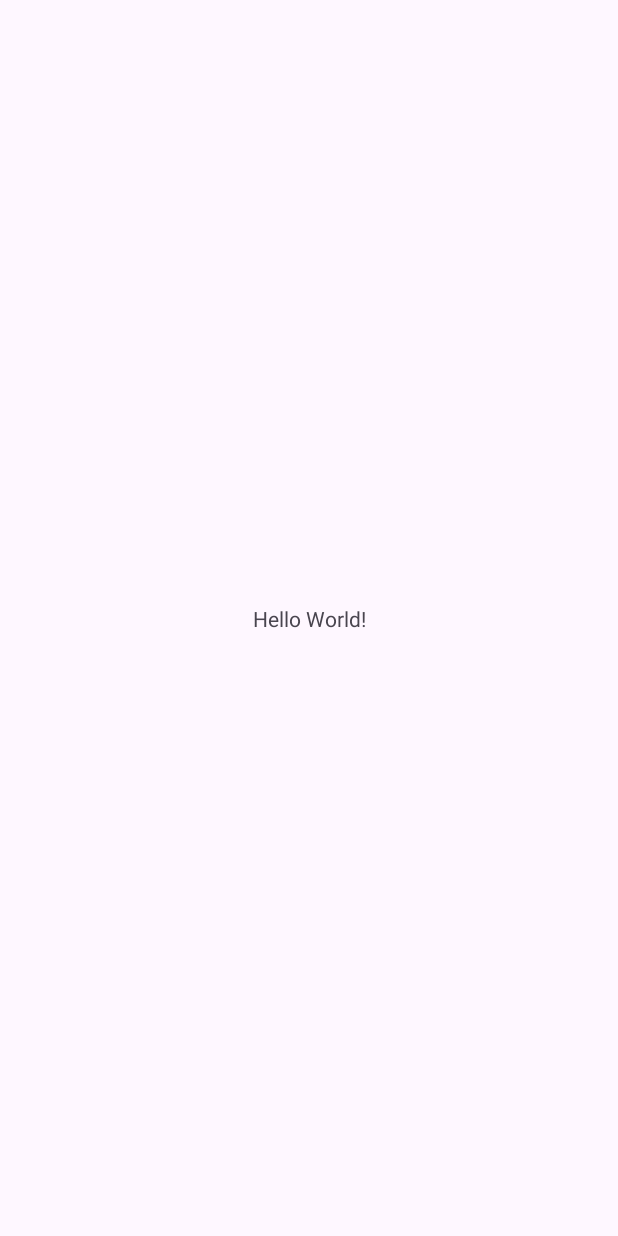
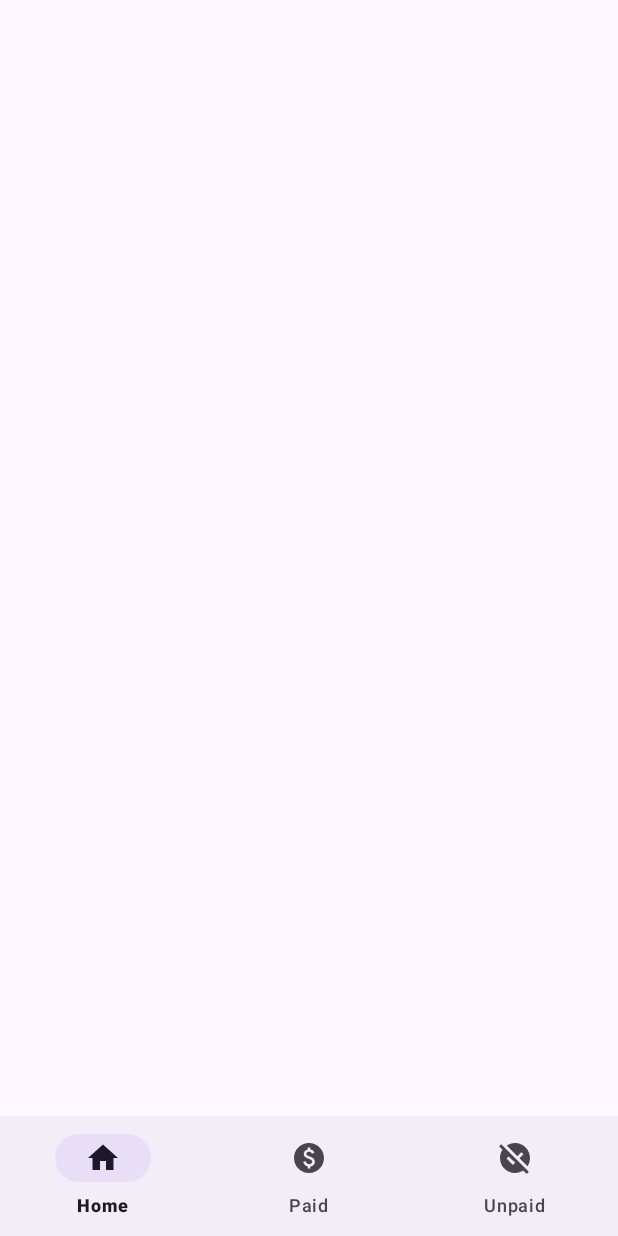
Before and after one commit to colussicode/track-services, an Android app: the screen it shows after launch (MainActivity), on a phone screen of 412 x 824 dp. Before the commit the screen is almost empty. Run offline under Robolectric (Android 15) with nearby library versions, the phone set to English and light mode, and no system bars.

Commit message:
nav_bar done

```diff
--- /dev/null
+++ b/app/src/main/res/drawable/icon_home.xml
@@ -0,0 +1,5 @@
+<vector android:height="24dp" android:tint="#000000"
+    android:viewportHeight="24" android:viewportWidth="24"
+    android:width="24dp" xmlns:android="http://schemas.android.com/apk/res/android">
+    <path android:fillColor="@android:color/white" android:pathData="M10,20v-6h4v6h5v-8h3L12,3 2,12h3v8z"/>
+</vector>
--- /dev/null
+++ b/app/src/main/res/drawable/icon_paid.xml
@@ -0,0 +1,5 @@
+<vector android:height="24dp" android:tint="#000000"
+    android:viewportHeight="24" android:viewportWidth="24"
+    android:width="24dp" xmlns:android="http://schemas.android.com/apk/res/android">
+    <path android:fillColor="@android:color/white" android:pathData="M12,2C6.48,2 2,6.48 2,12s4.48,10 10,10s10,-4.48 10,-10S17.52,2 12,2zM12.88,17.76V19h-1.75v-1.29c-0.74,-0.18 -2.39,-0.77 -3.02,-2.96l1.65,-0.67c0.06,0.22 0.58,2.09 2.4,2.09c0.93,0 1.98,-0.48 1.98,-1.61c0,-0.96 -0.7,-1.46 -2.28,-2.03c-1.1,-0.39 -3.35,-1.03 -3.35,-3.31c0,-0.1 0.01,-2.4 2.62,-2.96V5h1.75v1.24c1.84,0.32 2.51,1.79 2.66,2.23l-1.58,0.67c-0.11,-0.35 -0.59,-1.34 -1.9,-1.34c-0.7,0 -1.81,0.37 -1.81,1.39c0,0.95 0.86,1.31 2.64,1.9c2.4,0.83 3.01,2.05 3.01,3.45C15.9,17.17 13.4,17.67 12.88,17.76z"/>
+</vector>
--- /dev/null
+++ b/app/src/main/res/drawable/icon_unpaid.xml
@@ -0,0 +1,5 @@
+<vector android:height="24dp" android:tint="#000000"
+    android:viewportHeight="24" android:viewportWidth="24"
+    android:width="24dp" xmlns:android="http://schemas.android.com/apk/res/android">
+    <path android:fillColor="@android:color/white" android:pathData="M21.19,21.19L2.81,2.81L1.39,4.22l2.27,2.27C2.61,8.07 2,9.96 2,12c0,5.52 4.48,10 10,10c2.04,0 3.93,-0.61 5.51,-1.66l2.27,2.27L21.19,21.19zM10.59,16.6l-4.24,-4.24l1.41,-1.41l2.83,2.83l0.18,-0.18l1.41,1.41L10.59,16.6zM13.59,10.76l-7.1,-7.1C8.07,2.61 9.96,2 12,2c5.52,0 10,4.48 10,10c0,2.04 -0.61,3.93 -1.66,5.51l-5.34,-5.34l2.65,-2.65l-1.41,-1.41L13.59,10.76z"/>
+</vector>
--- a/app/src/main/res/layout/activity_main.xml
+++ b/app/src/main/res/layout/activity_main.xml
@@ -6,13 +6,13 @@
     android:layout_height="match_parent"
     tools:context=".MainActivity">
 
-    <TextView
-        android:layout_width="wrap_content"
+    <com.google.android.material.bottomnavigation.BottomNavigationView
+        android:id="@+id/bottom_nav_bar"
+        android:layout_width="match_parent"
         android:layout_height="wrap_content"
-        android:text="Hello World!"
+        app:layout_constraintStart_toStartOf="parent"
+        app:layout_constraintEnd_toEndOf="parent"
         app:layout_constraintBottom_toBottomOf="parent"
-        app:layout_constraintEnd_toEndOf="parent"
-        app:layout_constraintStart_toStartOf="parent"
-        app:layout_constraintTop_toTopOf="parent" />
+        app:menu="@menu/menu"/>
 
 </androidx.constraintlayout.widget.ConstraintLayout>
--- /dev/null
+++ b/app/src/main/res/menu/menu.xml
@@ -0,0 +1,18 @@
+<?xml version="1.0" encoding="utf-8"?>
+<menu xmlns:android="http://schemas.android.com/apk/res/android">
+    <item
+        android:id="@+id/icon_home"
+        android:title="@string/home"
+        android:icon="@drawable/icon_home"/>
+
+    <item
+        android:id="@+id/icon_paid"
+        android:title="@string/paid"
+        android:icon="@drawable/icon_paid"
+        />
+
+    <item
+        android:id="@+id/icon_unpaid"
+        android:title="@string/unpaid"
+        android:icon="@drawable/icon_unpaid"/>
+</menu>
--- a/app/src/main/res/values/strings.xml
+++ b/app/src/main/res/values/strings.xml
@@ -1,3 +1,6 @@
 <resources>
     <string name="app_name">TrackServices</string>
+    <string name="paid">Paid</string>
+    <string name="unpaid">Unpaid</string>
+    <string name="home">Home</string>
 </resources>
```
